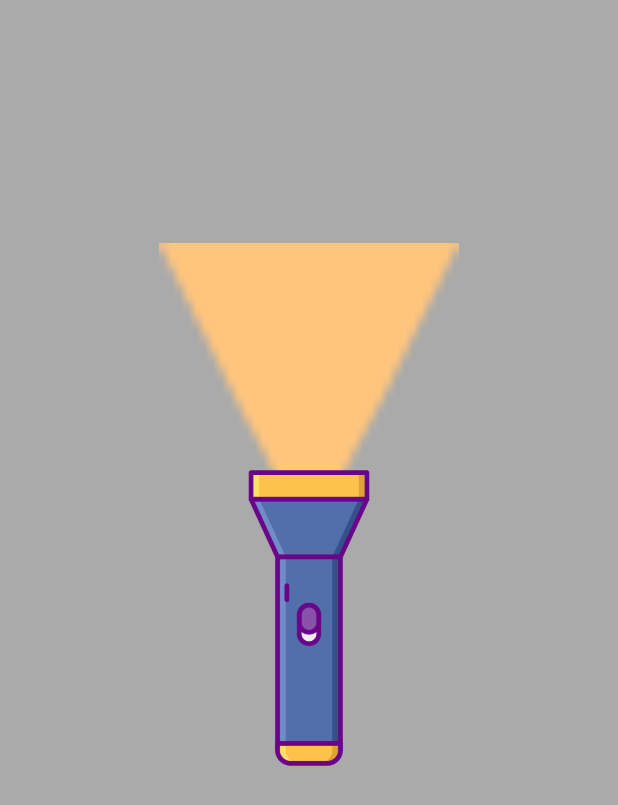
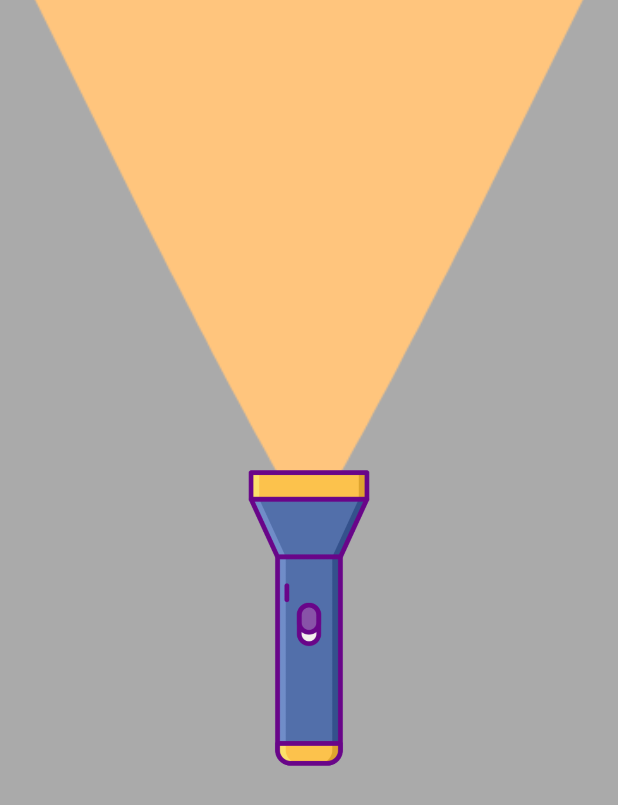
Before and after one commit to enggAkash/torch, an Android app: the layout activity_main.xml on its own in the app's theme, with its tools: preview values and no code run, on a phone screen of 412 x 824 dp. Shown: the top 805 px of the screen. Run offline under Robolectric (Android 15) with nearby library versions, the phone set to English and light mode, and no system bars.

Commit message:
brightness icon changes

```diff
--- a/app/src/main/res/drawable/flashlight_brightness.xml
+++ b/app/src/main/res/drawable/flashlight_brightness.xml
@@ -3,8 +3,8 @@
     android:fromDegrees="90">
 
     <vector
-        android:width="24dp"
-        android:height="24dp"
+        android:width="240dp"
+        android:height="240dp"
         android:viewportWidth="24.0"
         android:viewportHeight="24.0">
         <path
--- a/app/src/main/res/layout/activity_main.xml
+++ b/app/src/main/res/layout/activity_main.xml
@@ -10,15 +10,17 @@
 
     <ImageView
         android:id="@+id/brightNessIv"
-        android:layout_width="200dp"
-        android:layout_height="200dp"
-        android:layout_marginBottom="-50dp"
+        android:layout_width="0dp"
+        android:layout_height="0dp"
+        android:layout_marginBottom="-5dp"
         android:contentDescription="@string/torch"
+        android:scaleType="centerCrop"
         android:src="@drawable/flashlight_brightness"
         android:visibility="gone"
         app:layout_constraintBottom_toTopOf="@id/torchIv"
         app:layout_constraintEnd_toEndOf="parent"
         app:layout_constraintStart_toStartOf="parent"
+        app:layout_constraintTop_toTopOf="parent"
         tools:visibility="visible" />
 
     <ImageView
```
